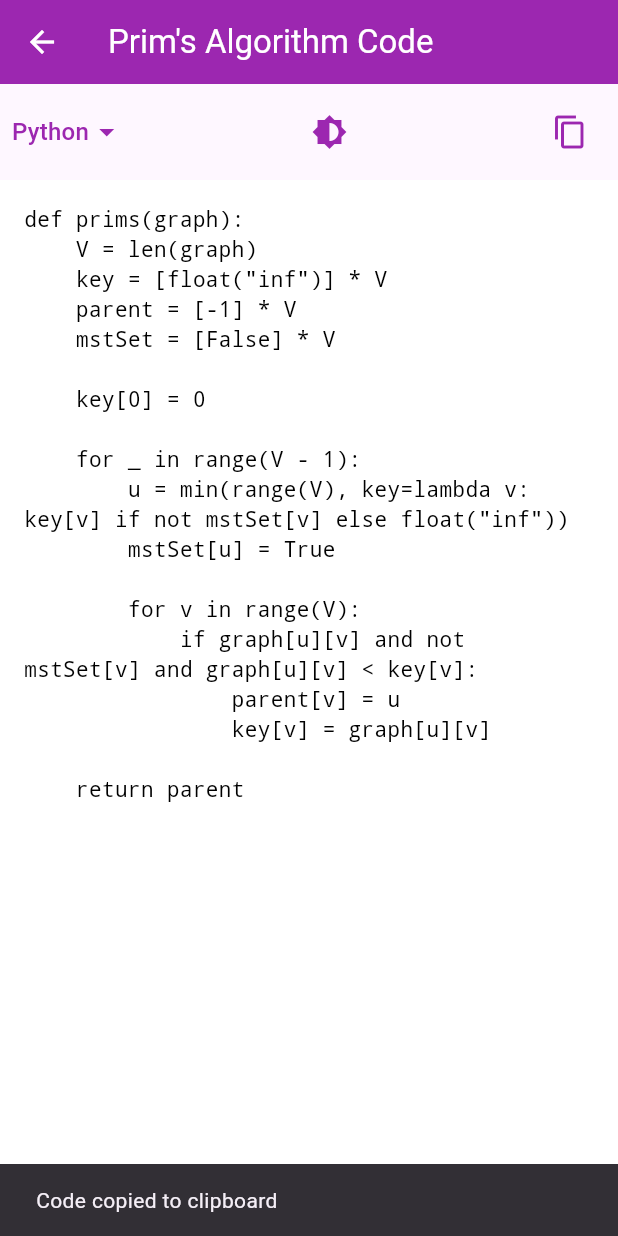
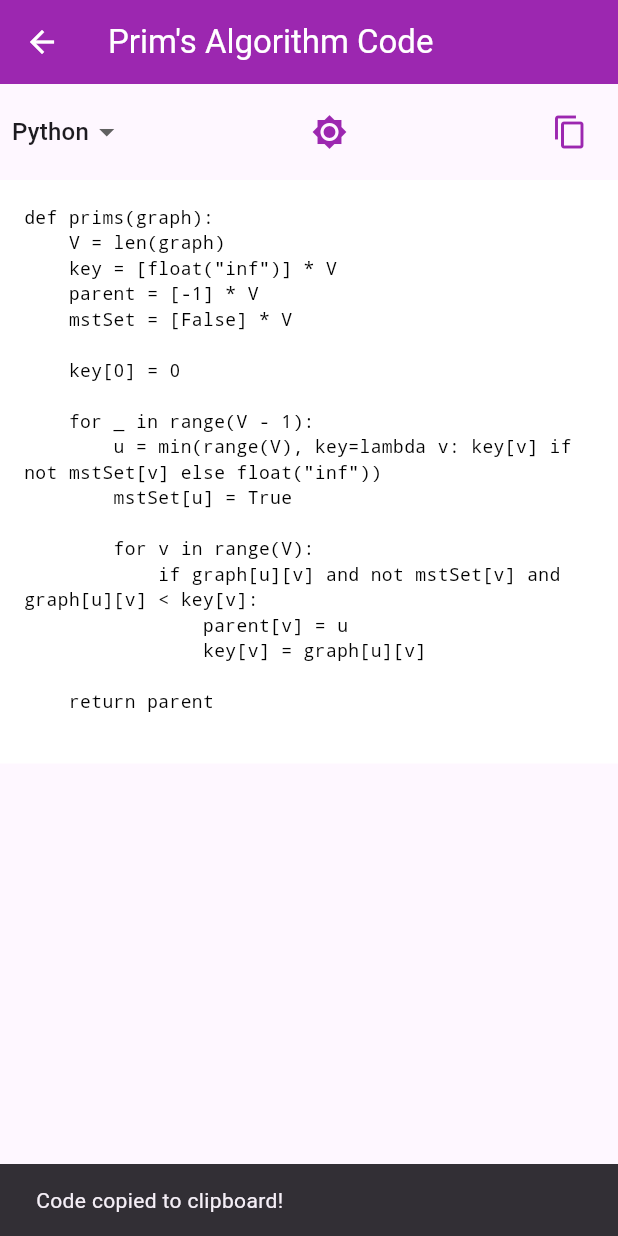
Before and after one commit to TMadhan2004/Algorithm-simulator, a Flutter app: the PrimsCodePage screen opened directly, after a tap on the "content copy" icon, on a phone screen of 412 x 824 dp. Run offline on Flutter 3.47's test engine with Material 3 defaults, Android fonts, the light colour scheme and no system bars; our stand-ins replace syncfusion_flutter_charts, video_player.

Commit message:
Update prim_code_page.dart

```diff
--- a/lib/graph/prim_code_page.dart
+++ b/lib/graph/prim_code_page.dart
@@ -176,55 +176,62 @@ class _PrimsCodePageState extends State<PrimsCodePage> {
               child: DropdownButton<String>(
                 value: _selectedLanguage,
                 dropdownColor: Colors.purple[100],
-                    iconEnabledColor: Colors.purple,
-                    items: ['C', 'C++', 'Java', 'Python'].map((String language) {
-                      return DropdownMenuItem<String>(
+                items: ['C', 'C++', 'Java', 'Python']
+                    .map((language) => DropdownMenuItem(
                           value: language,
-                        child: Text(language, style: TextStyle(color: Colors.purple)),
-                      );
-                    }).toList(),
-                    onChanged: (String? newLanguage) {
+                          child: Text(language, style: TextStyle(fontSize: 16)),
+                        ))
+                    .toList(),
+                onChanged: (String? newValue) {
                   setState(() {
-                        _selectedLanguage = newLanguage!;
+                    _selectedLanguage = newValue!;
                   });
                 },
               ),
             ),
-                // Theme Toggle Button
-                IconButton(
-                  icon: Icon(Icons.brightness_6, color: Colors.purple),
+            // Centered Dark Mode Icon
+            Padding(
+              padding: const EdgeInsets.symmetric(horizontal: 10.0),
+              child: IconButton(
+                icon: Icon(
+                  _isDarkTheme ? Icons.brightness_3 : Icons.brightness_7,
+                  color: Colors.purple,
+                ),
                 onPressed: () {
                   setState(() {
                     _isDarkTheme = !_isDarkTheme;
                   });
                 },
               ),
+            ),
             // Copy to Clipboard Button
             IconButton(
               icon: Icon(Icons.copy, color: Colors.purple),
-                  onPressed: () async {
-                    await Clipboard.setData(ClipboardData(text: code));
+              onPressed: () {
+                Clipboard.setData(ClipboardData(text: code));
                 ScaffoldMessenger.of(context).showSnackBar(
-                      SnackBar(content: Text('Code copied to clipboard')),
+                  SnackBar(content: Text('Code copied to clipboard!')),
                 );
               },
             ),
           ],
         ),
       ),
-          // Code Display Area
+      // Code Display Area with SelectableText for partial copying
       Expanded(
+        child: SingleChildScrollView(
+          child: IntrinsicHeight(
             child: Container(
               padding: const EdgeInsets.all(16.0),
-              color: _isDarkTheme ? Colors.black87 : Colors.white,
-              child: SingleChildScrollView(
-                scrollDirection: Axis.vertical,
+              color: _isDarkTheme ? Colors.black : Colors.white,
               child: SelectableText(
                 code,
                 style: TextStyle(
+                  fontSize: 12,
                   color: _isDarkTheme ? Colors.white : Colors.black,
-                    fontFamily: 'monospace',
-                    fontSize: 14,
+                  fontFamily: 'Courier', // Code-style font
+                ),
+                textAlign: TextAlign.left,
               ),
             ),
           ),
```
Lines whose indentation alone changed are shown as unchanged.
